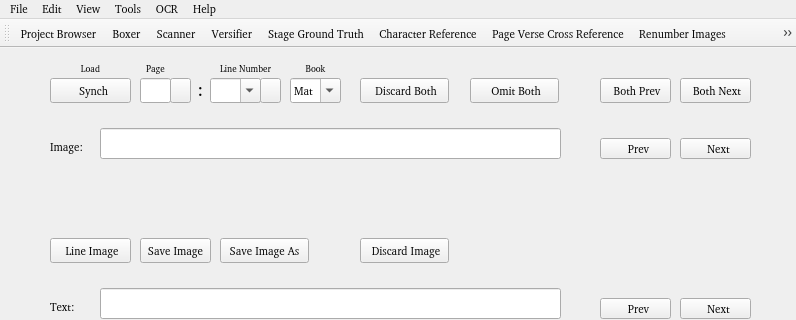
Qt form ViewController/0-MainUI/QtDesignerUI/MyGrounderUI.ui (preachermax/BiblionOCR) before a commit; both pictures show x 0 to 796 and y 0 to 320 of the 796 by 982 pixel window.
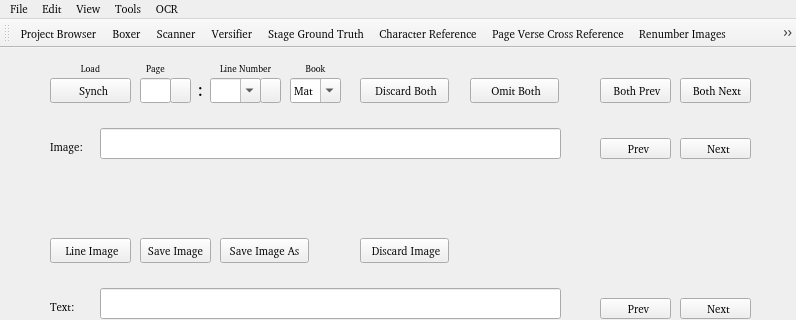
The same form after that commit. Icons and pictures are not drawn.

Commit message: Commit after enlisting the help of GitHun Copilot

What changed in the file:
```diff
--- a/ViewController/0-MainUI/QtDesignerUI/MyGrounderUI.ui
+++ b/ViewController/0-MainUI/QtDesignerUI/MyGrounderUI.ui
@@ -1949,17 +1949,11 @@
      <string>OCR</string>
     </property>
    </widget>
-   <widget class="QMenu" name="menuHelp">
-    <property name="title">
-     <string>Help</string>
-    </property>
-   </widget>
    <addaction name="menuFile"/>
    <addaction name="menuEdit"/>
    <addaction name="menuView"/>
    <addaction name="menuTools"/>
    <addaction name="menuOCR"/>
-   <addaction name="menuHelp"/>
   </widget>
   <widget class="QStatusBar" name="statusbar"/>
   <widget class="QToolBar" name="toolBar">
```
The commit also changes 81 other files.
